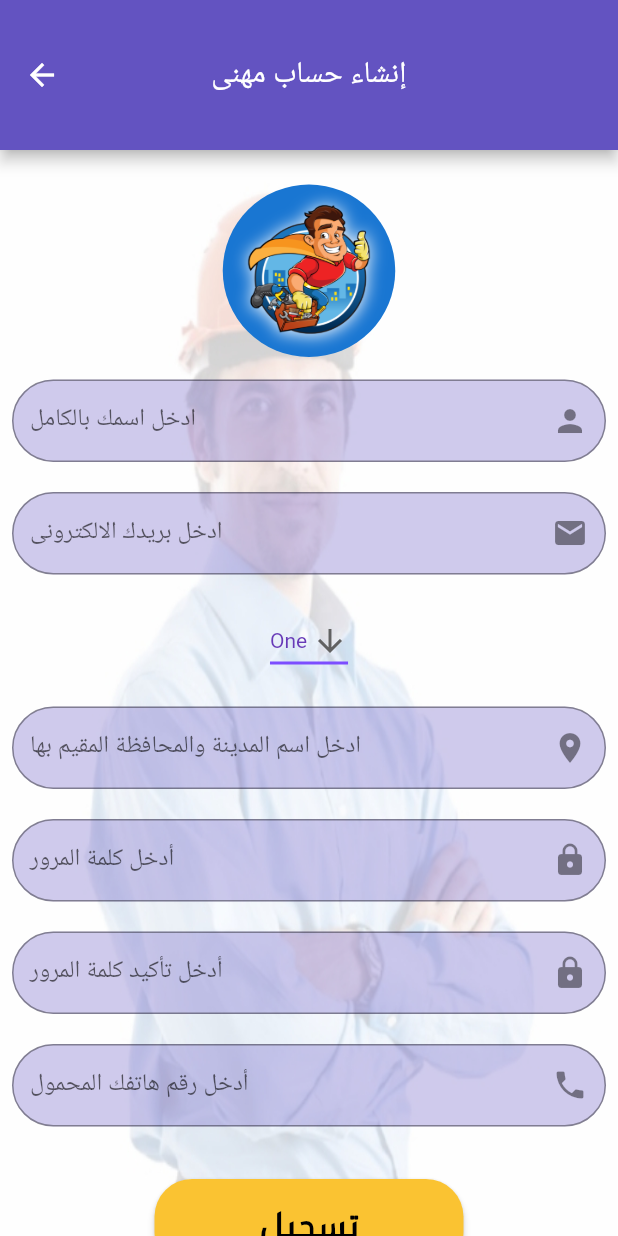
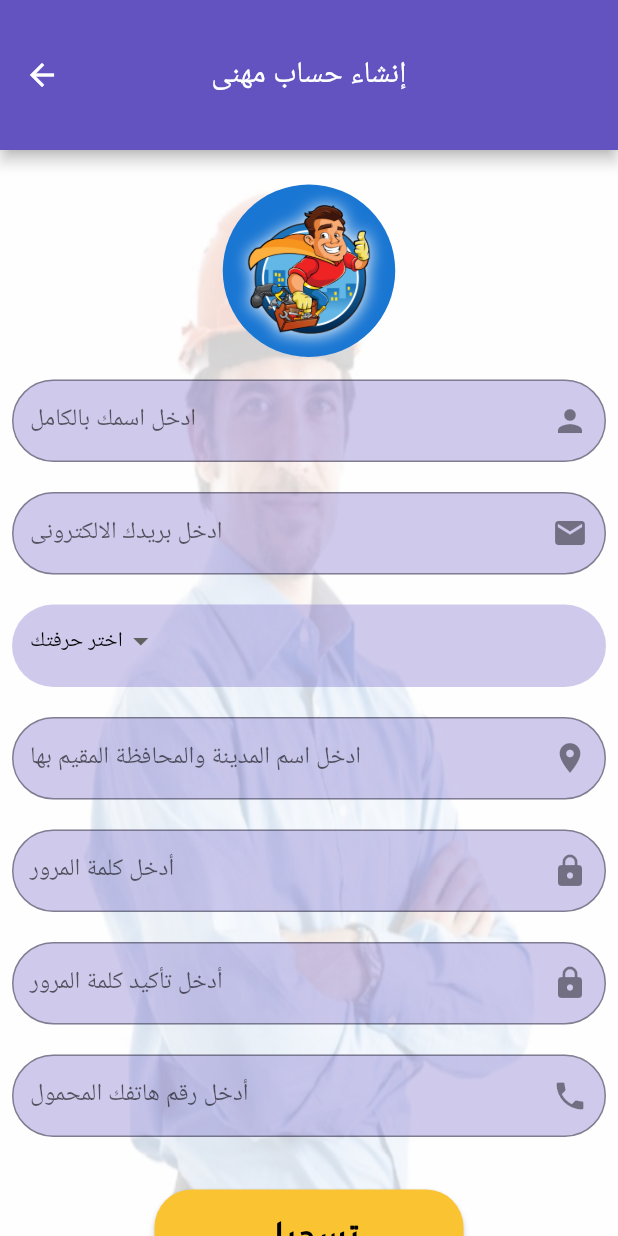
Before and after one commit to emostafa-flutter/servicezia1, a Flutter app: the RegisterProvider screen opened by its route, after a tap on "تسجيل", on a phone screen of 412 x 824 dp. Run offline on Flutter 3.47's test engine with Material 2 defaults, Android fonts, the phone set to English and light mode, and no system bars; our stand-ins replace page_indicator, page_view_indicators, splashscreen; network calls fail.

Commit message:
first comm

```diff
--- a/lib/screens/auth/registerMain.dart
+++ b/lib/screens/auth/registerMain.dart
@@ -1,10 +1,9 @@
-import 'package:firstapp/screens/auth/registerProvider.dart';
 import 'package:firstapp/screens/config.dart';
 import 'package:flutter/material.dart';
-import 'package:firstapp/screens/auth/registerUser.dart';
 
 
 class RegisterNewAcc extends StatefulWidget {
+  static const String REGISTER_MAIN_SCREEN = "registerMainScreen";
   @override
   _RegisterNewAccState createState() => _RegisterNewAccState();
 }
--- a/lib/screens/auth/registerProvider.dart
+++ b/lib/screens/auth/registerProvider.dart
@@ -2,6 +2,8 @@ import 'package:firstapp/screens/auth/txtFieldRegister.dart';
 import 'package:flutter/material.dart';
 import '../config.dart';
 import '../originalbutton.dart';
+import 'dart:convert';
+import 'package:http/http.dart' as http;
 
 class RegisterProvider extends StatefulWidget {
   @override
@@ -9,7 +11,12 @@ class RegisterProvider extends StatefulWidget {
 }
 
 class _RegisterProviderState extends State<RegisterProvider> {
-  String dropdownValue = 'One';
+  TextEditingController NameController = TextEditingController(),
+      PasswordController = TextEditingController(),
+      EmailController = TextEditingController(),
+      PhoneController = TextEditingController(),
+      LocationController = TextEditingController(), CraftsID = TextEditingController();
+  String dropdownValue;
 
   @override
   Widget build(BuildContext context) {
@@ -59,6 +66,7 @@ class _RegisterProviderState extends State<RegisterProvider> {
                   icon: Icon(Icons.person),
                   txtHin: 'الاسم',
                   txtlabel: 'ادخل اسمك بالكامل',
+                  textEditingController: NameController,
                 ),
                 SizedBox(
                   height: 20,
@@ -67,32 +75,55 @@ class _RegisterProviderState extends State<RegisterProvider> {
                   icon: Icon(Icons.email),
                   txtHin: 'البريد الالكترونى',
                   txtlabel: 'ادخل بريدك الالكترونى',
+                  textEditingController: EmailController,
                 ),
                 SizedBox(
                   height: 20,
                 ),
-                DropdownButton<String>(
+                Container(
+                  padding: EdgeInsets.symmetric(horizontal: 12),
+                  width: double.infinity,
+                  height: 55,
+                  decoration: BoxDecoration(
+                    color: primeryColor.withOpacity(0.3),
+                    borderRadius: BorderRadius.circular(50),
+                  ),
+                  child: DropdownButton<String>(
                     value: dropdownValue,
-                  icon: const Icon(Icons.arrow_downward),
-                  iconSize: 24,
                     elevation: 16,
                     style: const TextStyle(color: Colors.deepPurple),
                     underline: Container(
-                    height: 2,
-                    color: Colors.deepPurpleAccent,
+                      height: 0,
+                      color: Colors.black,
                     ),
                     onChanged: (String newValue) {
-                    setState(() {
+                      setState(
+                        () {
                           dropdownValue = newValue;
-                    });
+                          print(newValue);
                         },
-                  items: <String>['One', 'Two', 'Free', 'Four']
-                      .map<DropdownMenuItem<String>>((String value) {
+                      );
+                    },
+                    hint: Text(
+                      'اختر حرفتك',
+                      style: TextStyle(
+                        color: Colors.black,
+                      ),
+                    ),
+                    items: <String>[
+                      'نجار',
+                      'حداد',
+                      'تمريض',
+                      'كهربائى',
+                      'سباك',
+                      'محاضرة'
+                    ].map<DropdownMenuItem<String>>((String value) {
                       return DropdownMenuItem<String>(
                         value: value,
                         child: Text(value),
                       );
                     }).toList(),
+                  ),
                 ),
                 SizedBox(
                   height: 20,
@@ -101,6 +132,7 @@ class _RegisterProviderState extends State<RegisterProvider> {
                   icon: Icon(Icons.place),
                   txtHin: 'المحافظة/المدينة',
                   txtlabel: 'ادخل اسم المدينة والمحافظة المقيم بها',
+                  textEditingController: LocationController,
                 ),
                 SizedBox(
                   height: 20,
@@ -109,6 +141,7 @@ class _RegisterProviderState extends State<RegisterProvider> {
                   icon: Icon(Icons.lock),
                   txtHin: 'كلمة المرور',
                   txtlabel: 'أدخل كلمة المرور',
+                  textEditingController: PasswordController,
                 ),
                 SizedBox(
                   height: 20,
@@ -125,6 +158,7 @@ class _RegisterProviderState extends State<RegisterProvider> {
                   icon: Icon(Icons.phone),
                   txtHin: 'المحمول',
                   txtlabel: 'أدخل رقم هاتفك المحمول',
+                  textEditingController: PhoneController,
                 ),
                 SizedBox(
                   height: 35,
@@ -134,7 +168,7 @@ class _RegisterProviderState extends State<RegisterProvider> {
                   width: MediaQuery.of(context).size.width / 2,
                   child: OriginalButton(
                       text: 'تسجيل',
-                      onPressed: () {},
+                      onPressed: SendDataRegisterUserApi,
                       txtColor: Colors.black,
                       bgColor: colorButton),
                 ),
@@ -145,4 +179,25 @@ class _RegisterProviderState extends State<RegisterProvider> {
       ),
     );
   }
+
+  SendDataRegisterUserApi() async {
+    http.Response res = await http.post(
+      Uri.parse('http://192.168.1.200/craftsmen/api/register-provider.php'),
+      headers: <String, String>{
+        'Content-Type': 'application/json; charset=UTF-8',
+      },
+      body: jsonEncode(
+        <String, String>{
+          'name': NameController.text,
+          'email': EmailController.text,
+          'password': PasswordController.text,
+          'phone': PhoneController.text,
+          'city': LocationController.text,
+        },
+      ),
+    );
+    print(
+        '-----------------------------------------------------------------------------------------------');
+    print(res.body.toString());
   }
+}
--- a/pubspec.yaml
+++ b/pubspec.yaml
@@ -31,6 +31,7 @@ dependencies:
   # The following adds the Cupertino Icons font to your application.
   # Use with the CupertinoIcons class for iOS style icons.
   cupertino_icons: ^1.0.2
+  js: ^0.6.3
 
 dev_dependencies:
   flutter_test:
```
Also changed, not shown: lib/drawerScreens/mainDrawer.dart (added, +16 -0 lines), lib/main.dart (+6 -1 lines), lib/mainPage/mianPageScreen.dart (added, +45 -0 lines), lib/screens/auth/registerUser.dart (+3 -7 lines), lib/screens/auth_form.dart (+34 -10 lines), lib/screens/auth_screen.dart (+9 -7 lines), pubspec.lock. Lines whose indentation alone changed are shown as unchanged.
